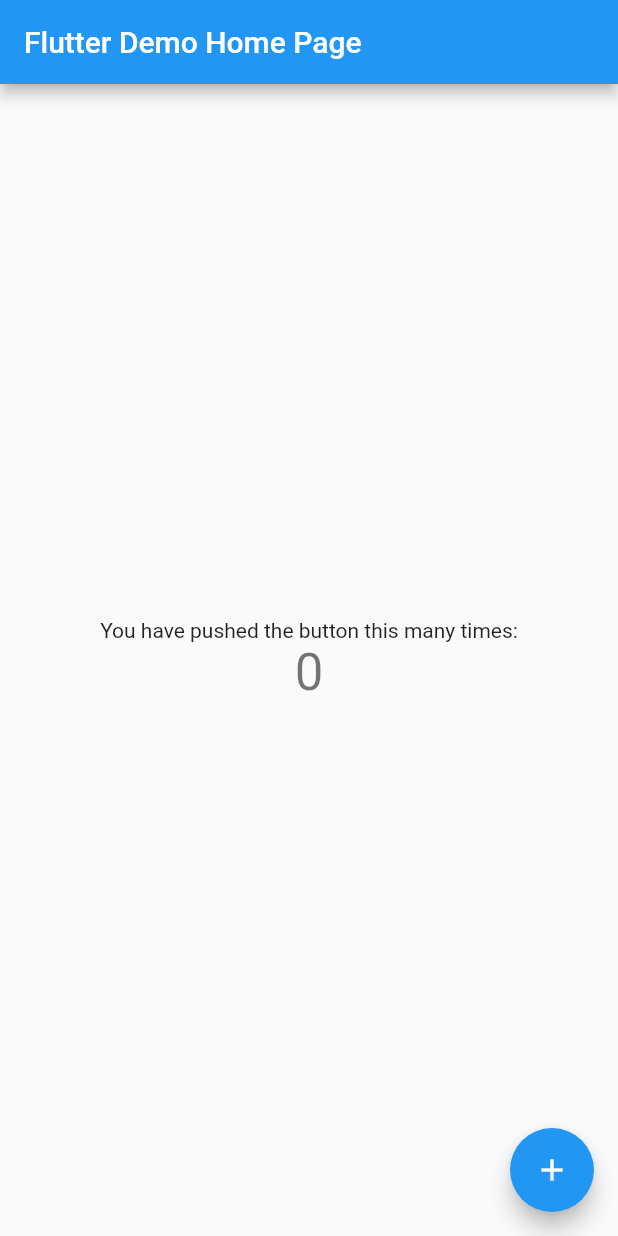
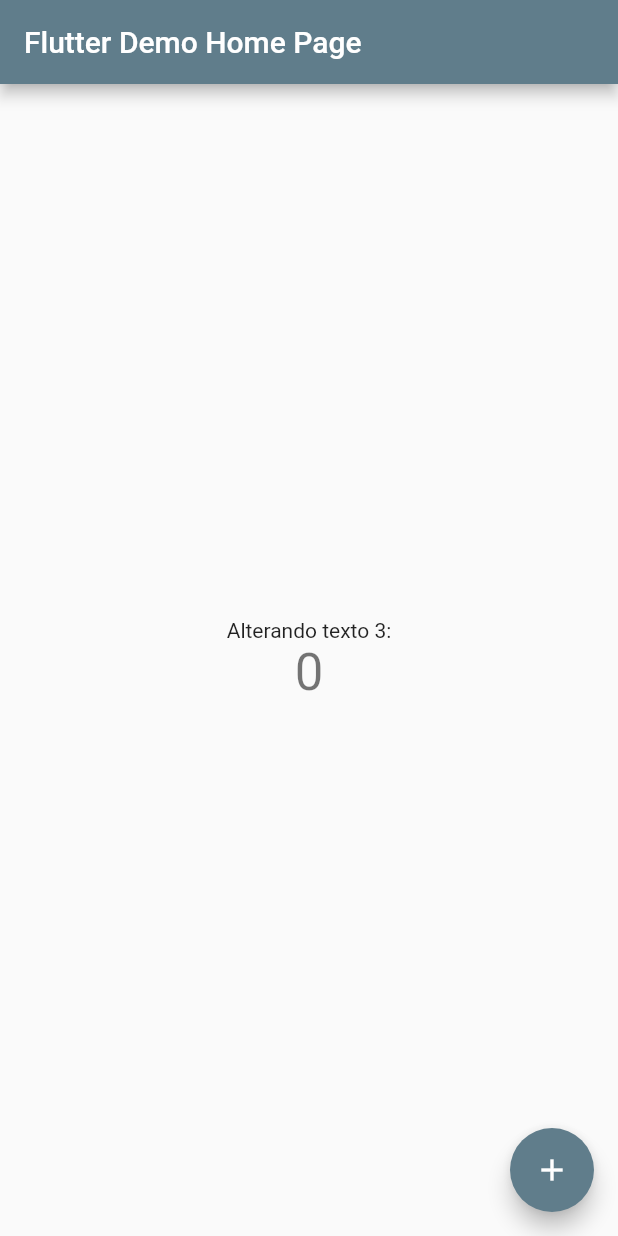
Before and after one commit to flaviossantana/flutter-udemy, a Flutter app: the screen it shows after launch, on a phone screen of 412 x 824 dp. Run offline on Flutter 3.47's test engine with Material 2 defaults, Android fonts, the phone set to English and light mode, and no system bars.

Commit message:
#udemy testando git

```diff
--- a/lib/main.dart
+++ b/lib/main.dart
@@ -3,21 +3,12 @@ import 'package:flutter/material.dart';
 void main() => runApp(new MyApp());
 
 class MyApp extends StatelessWidget {
-  // This widget is the root of your application.
   @override
   Widget build(BuildContext context) {
     return new MaterialApp(
       title: 'Flutter Demo',
       theme: new ThemeData(
-        // This is the theme of your application.
-        //
-        // Try running your application with "flutter run". You'll see the
-        // application has a blue toolbar. Then, without quitting the app, try
-        // changing the primarySwatch below to Colors.green and then invoke
-        // "hot reload" (press "r" in the console where you ran "flutter run",
-        // or press Run > Flutter Hot Reload in IntelliJ). Notice that the
-        // counter didn't reset back to zero; the application is not restarted.
-        primarySwatch: Colors.blue,
+        primarySwatch: Colors.blueGrey,
       ),
       home: new MyHomePage(title: 'Flutter Demo Home Page'),
     );
@@ -26,16 +17,6 @@ class MyApp extends StatelessWidget {
 
 class MyHomePage extends StatefulWidget {
   MyHomePage({Key key, this.title}) : super(key: key);
-
-  // This widget is the home page of your application. It is stateful, meaning
-  // that it has a State object (defined below) that contains fields that affect
-  // how it looks.
-
-  // This class is the configuration for the state. It holds the values (in this
-  // case the title) provided by the parent (in this case the App widget) and
-  // used by the build method of the State. Fields in a Widget subclass are
-  // always marked "final".
-
   final String title;
 
   @override
@@ -47,50 +28,22 @@ class _MyHomePageState extends State<MyHomePage> {
 
   void _incrementCounter() {
     setState(() {
-      // This call to setState tells the Flutter framework that something has
-      // changed in this State, which causes it to rerun the build method below
-      // so that the display can reflect the updated values. If we changed
-      // _counter without calling setState(), then the build method would not be
-      // called again, and so nothing would appear to happen.
       _counter++;
     });
   }
 
   @override
   Widget build(BuildContext context) {
-    // This method is rerun every time setState is called, for instance as done
-    // by the _incrementCounter method above.
-    //
-    // The Flutter framework has been optimized to make rerunning build methods
-    // fast, so that you can just rebuild anything that needs updating rather
-    // than having to individually change instances of widgets.
     return new Scaffold(
       appBar: new AppBar(
-        // Here we take the value from the MyHomePage object that was created by
-        // the App.build method, and use it to set our appbar title.
         title: new Text(widget.title),
       ),
       body: new Center(
-        // Center is a layout widget. It takes a single child and positions it
-        // in the middle of the parent.
         child: new Column(
-          // Column is also layout widget. It takes a list of children and
-          // arranges them vertically. By default, it sizes itself to fit its
-          // children horizontally, and tries to be as tall as its parent.
-          //
-          // Invoke "debug paint" (press "p" in the console where you ran
-          // "flutter run", or select "Toggle Debug Paint" from the Flutter tool
-          // window in IntelliJ) to see the wireframe for each widget.
-          //
-          // Column has various properties to control how it sizes itself and
-          // how it positions its children. Here we use mainAxisAlignment to
-          // center the children vertically; the main axis here is the vertical
-          // axis because Columns are vertical (the cross axis would be
-          // horizontal).
           mainAxisAlignment: MainAxisAlignment.center,
           children: <Widget>[
             new Text(
-              'You have pushed the button this many times:',
+              'Alterando texto 3:',
             ),
             new Text(
               '$_counter',
@@ -103,7 +56,7 @@ class _MyHomePageState extends State<MyHomePage> {
         onPressed: _incrementCounter,
         tooltip: 'Increment',
         child: new Icon(Icons.add),
-      ), // This trailing comma makes auto-formatting nicer for build methods.
+      ),
     );
   }
 }
```
